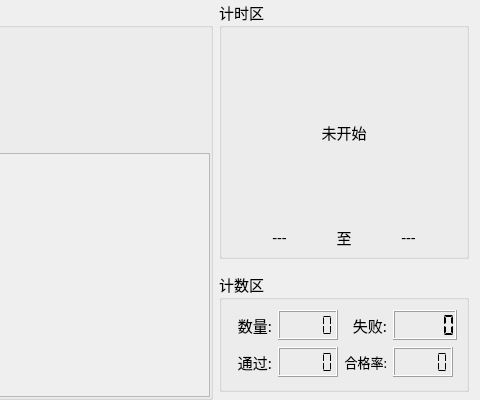
First picture: the form in MonitorPduTool/home/home_workwid.ui, repository ChinaClever/PDU-MonitorTool, before the edit; both pictures show x 638 to 1118 and y 0 to 400 of the 1118 by 400 pixel window.
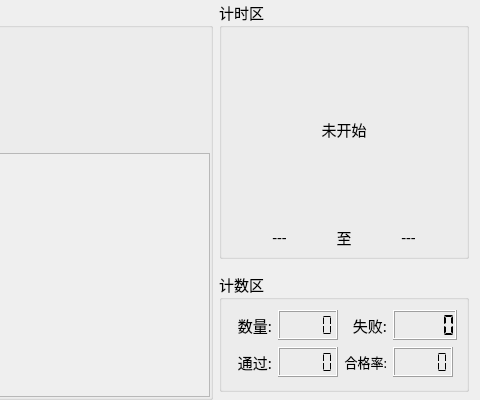
Second picture: the form after the edit.

Commit message: 界面改动

```diff
--- a/MonitorPduTool/home/home_workwid.ui
+++ b/MonitorPduTool/home/home_workwid.ui
@@ -386,7 +386,7 @@
      </property>
      <layout class="QGridLayout" name="gridLayout">
       <property name="topMargin">
-       <number>15</number>
+       <number>10</number>
       </property>
       <item row="0" column="0" colspan="3">
        <widget class="QLabel" name="timeLab">
```
The commit also changes 4 other files.
